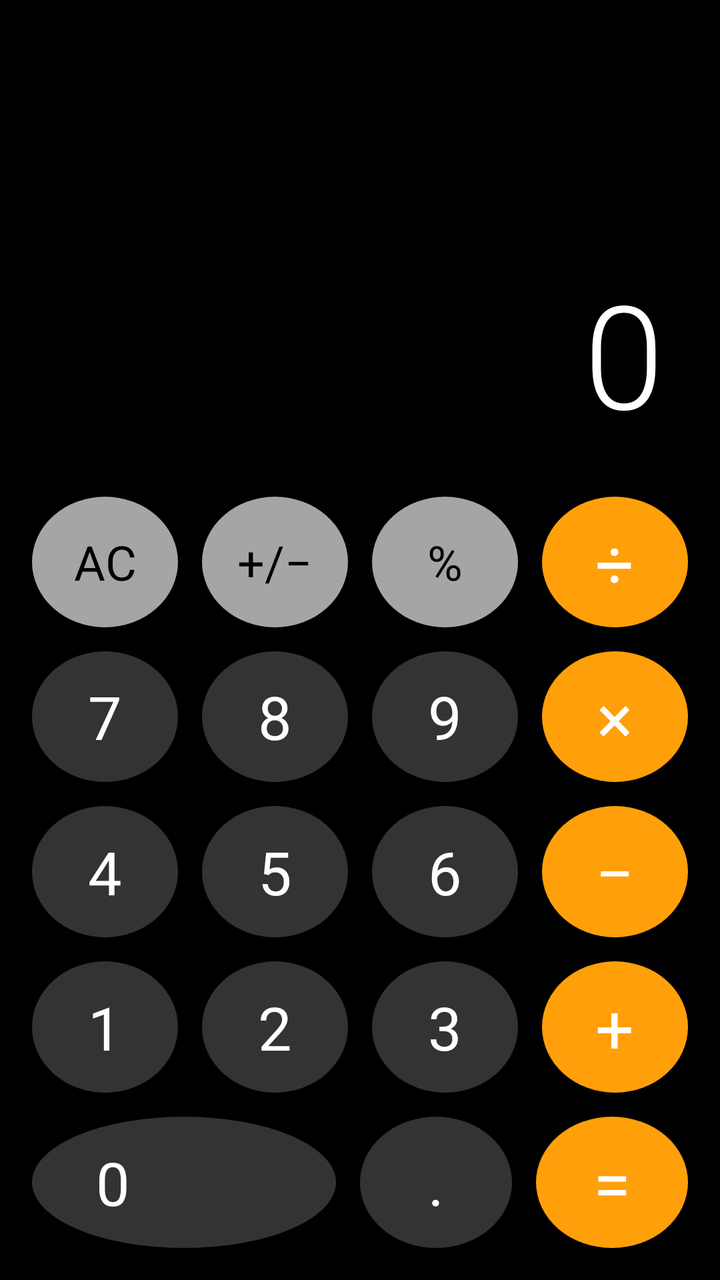
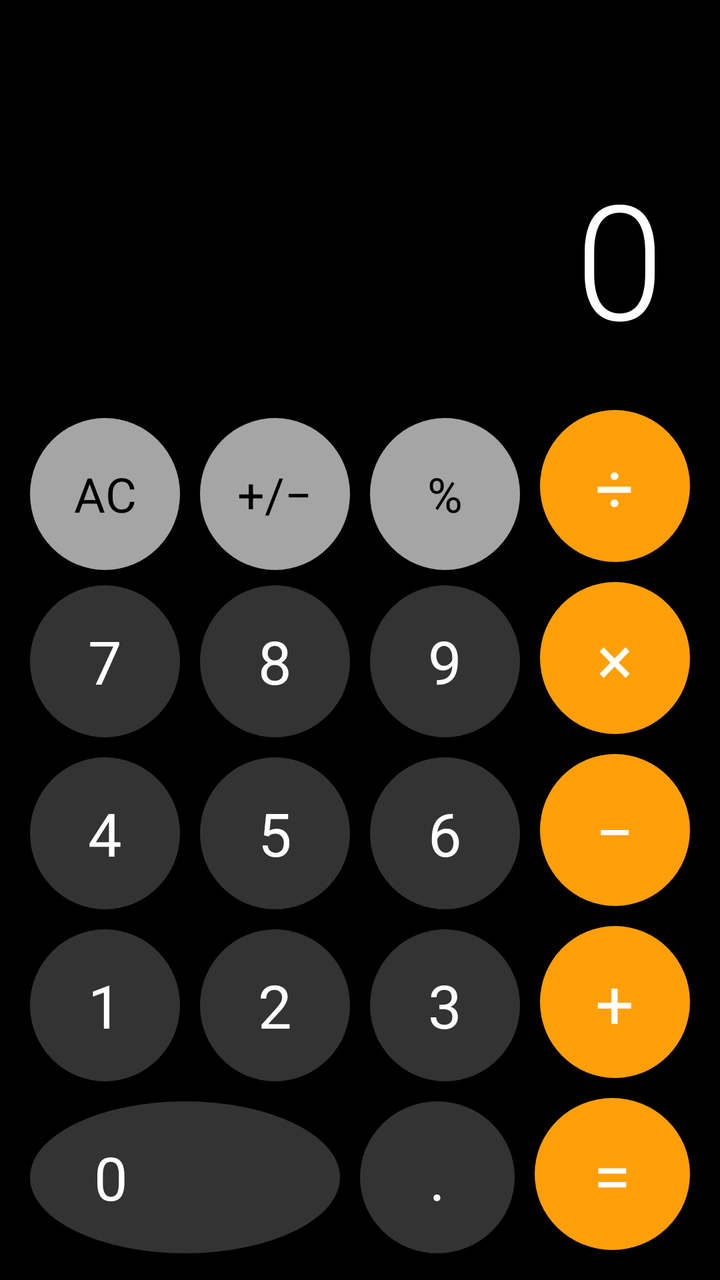

Before-and-after screenshots of an Android layout around one commit, followed by the original layout XML and the change that was made.
<!-- AndroidManifest.xml: application theme Theme.SimpleCalculator -->
<!-- res/layout/activity_main_2.xml -->
<?xml version="1.0" encoding="utf-8"?>
<LinearLayout xmlns:android="http://schemas.android.com/apk/res/android"
    android:layout_width="match_parent"
    android:layout_height="match_parent"
    android:background="@color/calculator_background"
    android:orientation="vertical"
    android:padding="10dp">

    <TextView
        android:id="@+id/display"
        android:layout_width="match_parent"
        android:layout_height="0dp"
        android:layout_weight="3"
        android:ellipsize="start"
        android:fontFamily="sans-serif-light"
        android:gravity="bottom|end"
        android:maxLines="1"
        android:padding="18dp"
        android:text="0"
        android:textColor="@android:color/white"
        android:textSize="72sp" />

    <LinearLayout
        android:layout_width="match_parent"
        android:layout_height="0dp"
        android:layout_weight="1"
        android:orientation="horizontal">

        <Button
            android:id="@+id/clearButton"
            style="@style/CalculatorButton.Function"
            android:contentDescription="@string/clear"
            android:text="AC" />

        <Button
            android:id="@+id/signButton"
            style="@style/CalculatorButton.Function"
            android:contentDescription="@string/toggle_sign"
            android:text="+/−" />

        <Button
            android:id="@+id/percentButton"
            style="@style/CalculatorButton.Function"
            android:contentDescription="@string/percent"
            android:text="%" />

        <Button
            android:id="@+id/divideButton"
            style="@style/CalculatorButton.Operator"
            android:contentDescription="@string/divide"
            android:text="÷" />
    </LinearLayout>

    <LinearLayout
        android:layout_width="match_parent"
        android:layout_height="0dp"
        android:layout_weight="1"
        android:orientation="horizontal">

        <Button android:id="@+id/digit7" style="@style/CalculatorButton" android:text="7" />
        <Button android:id="@+id/digit8" style="@style/CalculatorButton" android:text="8" />
        <Button android:id="@+id/digit9" style="@style/CalculatorButton" android:text="9" />
        <Button
            android:id="@+id/multiplyButton"
            style="@style/CalculatorButton.Operator"
            android:contentDescription="@string/multiply"
            android:text="×" />
    </LinearLayout>

    <LinearLayout
        android:layout_width="match_parent"
        android:layout_height="0dp"
        android:layout_weight="1"
        android:orientation="horizontal">

        <Button android:id="@+id/digit4" style="@style/CalculatorButton" android:text="4" />
        <Button android:id="@+id/digit5" style="@style/CalculatorButton" android:text="5" />
        <Button android:id="@+id/digit6" style="@style/CalculatorButton" android:text="6" />
        <Button
            android:id="@+id/subtractButton"
            style="@style/CalculatorButton.Operator"
            android:contentDescription="@string/subtract"
            android:text="−" />
    </LinearLayout>

    <LinearLayout
        android:layout_width="match_parent"
        android:layout_height="0dp"
        android:layout_weight="1"
        android:orientation="horizontal">

        <Button android:id="@+id/digit1" style="@style/CalculatorButton" android:text="1" />
        <Button android:id="@+id/digit2" style="@style/CalculatorButton" android:text="2" />
        <Button android:id="@+id/digit3" style="@style/CalculatorButton" android:text="3" />
        <Button
            android:id="@+id/addButton"
            style="@style/CalculatorButton.Operator"
            android:contentDescription="@string/add"
            android:text="+" />
    </LinearLayout>

    <LinearLayout
        android:layout_width="match_parent"
        android:layout_height="0dp"
        android:layout_weight="1"
        android:orientation="horizontal">

        <Button
            android:id="@+id/digit0"
            style="@style/CalculatorButton"
            android:layout_weight="2"
            android:gravity="center_vertical|start"
            android:paddingStart="32dp"
            android:text="0" />

        <Button
            android:id="@+id/decimalButton"
            style="@style/CalculatorButton"
            android:contentDescription="@string/decimal"
            android:text="." />

        <Button
            android:id="@+id/equalsButton"
            style="@style/CalculatorButton.Operator"
            android:contentDescription="@string/equals"
            android:text="=" />
    </LinearLayout>

</LinearLayout>
<!-- resources referenced by this layout -->
<resources>
  <color name="calculator_background">#000000</color>
  <string name="add">Cộng</string>
  <string name="clear">Xóa</string>
  <string name="decimal">Dấu thập phân</string>
  <string name="divide">Chia</string>
  <string name="equals">Bằng</string>
  <string name="multiply">Nhân</string>
  <string name="percent">Phần trăm</string>
  <string name="subtract">Trừ</string>
  <string name="toggle_sign">Đổi dấu</string>
  <style name="CalculatorButton" parent="android:style/Widget.Material.Button">
          <item name="android:layout_width">0dp</item>
          <item name="android:layout_height">match_parent</item>
          <item name="android:layout_weight">1</item>
          <item name="android:layout_margin">6dp</item>
          <item name="android:background">@drawable/calculator_button</item>
          <item name="android:backgroundTint">@color/calculator_number</item>
          <item name="android:fontFamily">sans-serif</item>
          <item name="android:minHeight">0dp</item>
          <item name="android:minWidth">0dp</item>
          <item name="android:padding">0dp</item>
          <item name="android:textAllCaps">false</item>
          <item name="android:textColor">@android:color/white</item>
          <item name="android:textSize">30sp</item>
      </style>
  <style name="CalculatorButton.Function">
          <item name="android:backgroundTint">@color/calculator_function</item>
          <item name="android:textColor">@android:color/black</item>
          <item name="android:textSize">24sp</item>
      </style>
  <style name="CalculatorButton.Operator">
          <item name="android:backgroundTint">@color/calculator_operator</item>
          <item name="android:textSize">34sp</item>
      </style>
  <style name="Theme.SimpleCalculator" parent="android:style/Theme.Material.NoActionBar">
          <item name="android:fontFamily">sans-serif</item>
          <item name="android:colorAccent">@color/calculator_operator</item>
          <item name="android:navigationBarColor">@color/calculator_background</item>
          <item name="android:statusBarColor">@color/calculator_background</item>
          <item name="android:windowLightStatusBar">false</item>
      </style>
  <!-- drawable calculator_button (drawable) -->
  <?xml version="1.0" encoding="utf-8"?>
  <shape xmlns:android="http://schemas.android.com/apk/res/android"
      android:shape="oval">
      <solid android:color="@android:color/white" />
  </shape>
  <color name="calculator_number">#333333</color>
  <color name="calculator_function">#A5A5A5</color>
  <color name="calculator_operator">#FF9F0A</color>
</resources>

<!-- the commit's change to res/layout/activity_main_2.xml (unified diff, before → after) -->
@@ -18,12 +18,11 @@
         android:padding="18dp"
         android:text="0"
         android:textColor="@android:color/white"
-        android:textSize="72sp" />
+        android:textSize="80sp" />
 
     <LinearLayout
         android:layout_width="match_parent"
-        android:layout_height="0dp"
-        android:layout_weight="1"
+        android:layout_height="wrap_content"
         android:orientation="horizontal">
 
         <Button
@@ -53,8 +52,7 @@
 
     <LinearLayout
         android:layout_width="match_parent"
-        android:layout_height="0dp"
-        android:layout_weight="1"
+        android:layout_height="wrap_content"
         android:orientation="horizontal">
 
         <Button android:id="@+id/digit7" style="@style/CalculatorButton" android:text="7" />
@@ -69,8 +67,7 @@
 
     <LinearLayout
         android:layout_width="match_parent"
-        android:layout_height="0dp"
-        android:layout_weight="1"
+        android:layout_height="wrap_content"
         android:orientation="horizontal">
 
         <Button android:id="@+id/digit4" style="@style/CalculatorButton" android:text="4" />
@@ -85,8 +82,7 @@
 
     <LinearLayout
         android:layout_width="match_parent"
-        android:layout_height="0dp"
-        android:layout_weight="1"
+        android:layout_height="wrap_content"
         android:orientation="horizontal">
 
         <Button android:id="@+id/digit1" style="@style/CalculatorButton" android:text="1" />
@@ -101,8 +97,7 @@
 
     <LinearLayout
         android:layout_width="match_parent"
-        android:layout_height="0dp"
-        android:layout_weight="1"
+        android:layout_height="wrap_content"
         android:orientation="horizontal">
 
         <Button
<!-- resource entries referenced after the edit -->
@@ -12,11 +12,12 @@
   <string name="toggle_sign">Đổi dấu</string>
   <style name="CalculatorButton" parent="android:style/Widget.Material.Button">
           <item name="android:layout_width">0dp</item>
-          <item name="android:layout_height">match_parent</item>
+          <item name="android:layout_height">@dimen/calculator_button_size</item>
           <item name="android:layout_weight">1</item>
-          <item name="android:layout_margin">6dp</item>
+          <item name="android:layout_margin">5dp</item>
           <item name="android:background">@drawable/calculator_button</item>
           <item name="android:backgroundTint">@color/calculator_number</item>
+          <item name="android:elevation">0dp</item>
           <item name="android:fontFamily">sans-serif</item>
           <item name="android:minHeight">0dp</item>
           <item name="android:minWidth">0dp</item>
@@ -24,6 +25,7 @@
           <item name="android:textAllCaps">false</item>
           <item name="android:textColor">@android:color/white</item>
           <item name="android:textSize">30sp</item>
+          <item name="android:stateListAnimator">@null</item>
       </style>
   <style name="CalculatorButton.Function">
           <item name="android:backgroundTint">@color/calculator_function</item>
@@ -39,8 +41,10 @@
           <item name="android:colorAccent">@color/calculator_operator</item>
           <item name="android:navigationBarColor">@color/calculator_background</item>
           <item name="android:statusBarColor">@color/calculator_background</item>
+          <item name="android:windowLightNavigationBar">false</item>
           <item name="android:windowLightStatusBar">false</item>
       </style>
+  <dimen name="calculator_button_size">68dp</dimen>
   <!-- drawable calculator_button (drawable) -->
   <?xml version="1.0" encoding="utf-8"?>
   <shape xmlns:android="http://schemas.android.com/apk/res/android"
